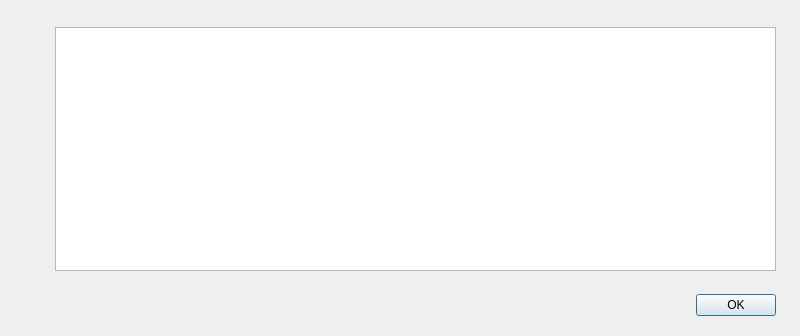
Above: src/qt/forms/helpmessagedialog.ui from genisyskernel/koyotecoin before the change. Below: the same form after it.
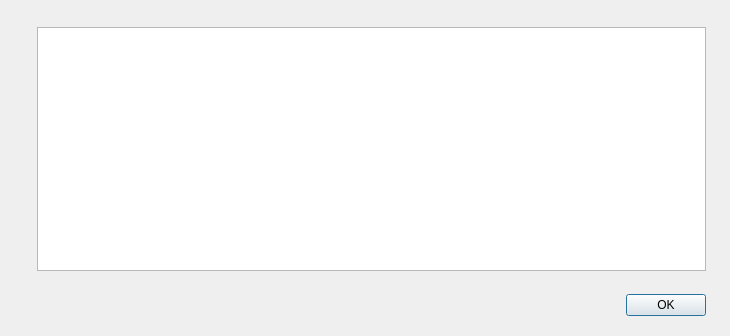
That is the form after the change. Icons and pictures are not drawn.

Commit message:
koyotecoin: fix ui form
Koyotecoin: Fix UI Form

What changed in the file:
```diff
--- a/src/qt/forms/helpmessagedialog.ui
+++ b/src/qt/forms/helpmessagedialog.ui
@@ -6,7 +6,7 @@
    <rect>
     <x>0</x>
     <y>0</y>
-    <width>800</width>
+    <width>730</width>
     <height>336</height>
    </rect>
   </property>
@@ -51,9 +51,15 @@
         <bool>true</bool>
        </property>
        <layout class="QVBoxLayout" name="verticalLayout_3">
+        <property name="leftMargin">
+         <number>0</number>
+        </property>
         <property name="topMargin">
          <number>0</number>
         </property>
+        <property name="rightMargin">
+         <number>0</number>
+        </property>
         <property name="bottomMargin">
          <number>0</number>
         </property>
```
The commit also changes 1 other file.
